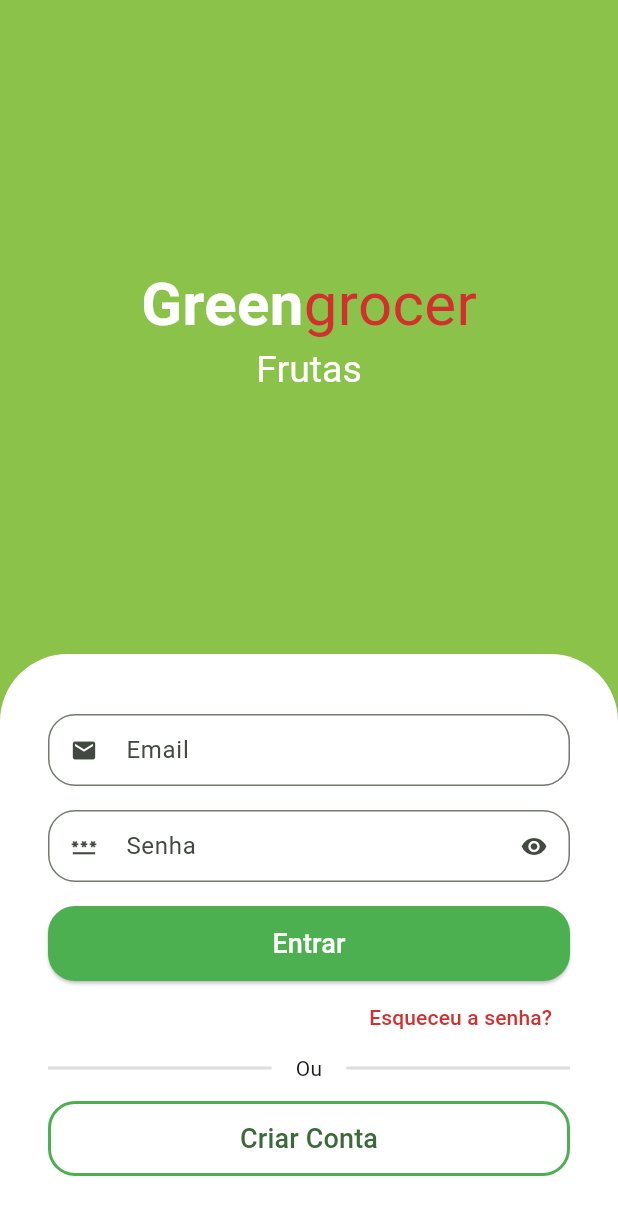
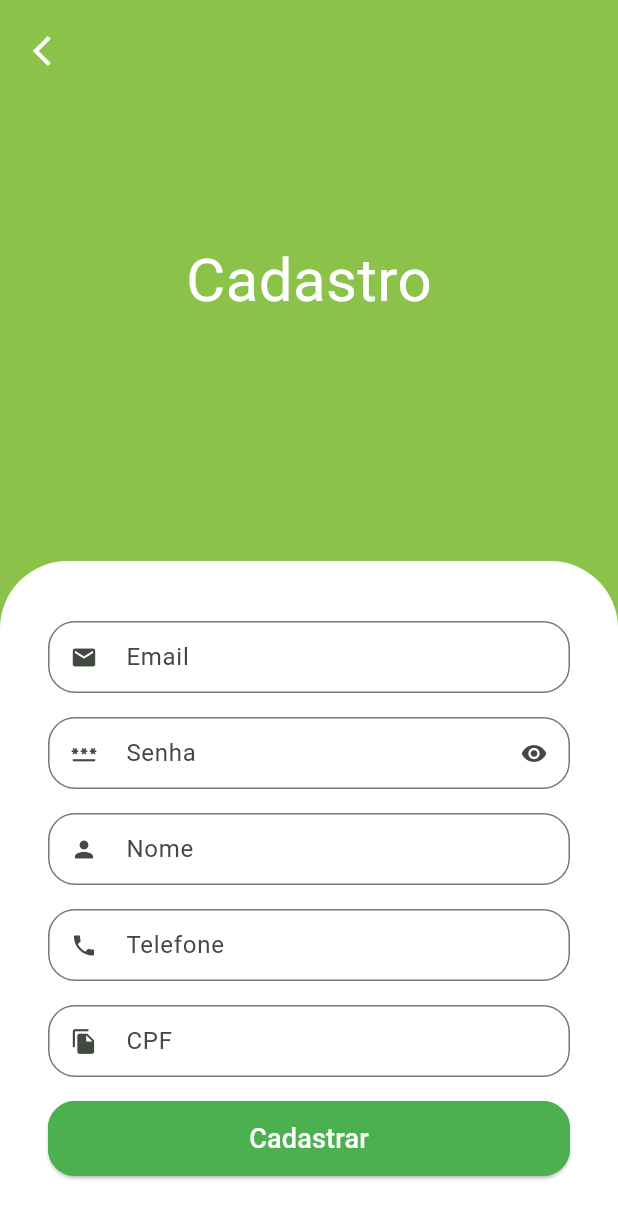
Before and after one commit to felipe-sousa/greengrocer-strattodev, a Flutter app: the screen it shows after launch, after a tap on "Criar Conta", on a phone screen of 412 x 824 dp. Shown: the top 1219 px of the screen. Run offline on Flutter 3.47's test engine with Material 2 defaults, Android fonts, the phone set to English and light mode, and no system bars; drawn by our look-alikes of animated_text_kit; our stand-ins replace mask_text_input_formatter.

Commit message:
Created SignUpScreen design

```diff
--- a/greengrocer/lib/src/auth/components/custom_text_field.dart
+++ b/greengrocer/lib/src/auth/components/custom_text_field.dart
@@ -1,11 +1,19 @@
 import 'package:flutter/material.dart';
+import 'package:flutter/services.dart';
 
 class CustomTextField extends StatefulWidget {
   final IconData icon;
   final String label;
   final bool isSecret;
+  final List<TextInputFormatter>? inputFormatters;
 
-  const CustomTextField({super.key, required this.icon, required this.label, this.isSecret = false});
+  const CustomTextField({
+    super.key,
+    required this.icon,
+    required this.label,
+    this.isSecret = false,
+    this.inputFormatters,
+  });
 
   @override
   State<CustomTextField> createState() => _CustomTextFieldState();
@@ -25,6 +33,7 @@ class _CustomTextFieldState extends State<CustomTextField> {
     return Padding(
       padding: const EdgeInsets.only(bottom: 16),
       child: TextField(
+        inputFormatters: widget.inputFormatters,
         decoration: InputDecoration(
           prefixIcon: Icon(widget.icon),
           label: Text(widget.label),
--- a/greengrocer/lib/src/auth/sign_in_screen.dart
+++ b/greengrocer/lib/src/auth/sign_in_screen.dart
@@ -1,6 +1,7 @@
 import 'package:animated_text_kit/animated_text_kit.dart';
 import 'package:flutter/material.dart';
 import 'package:greengrocer/src/auth/components/custom_text_field.dart';
+import 'package:greengrocer/src/auth/sign_up_screen.dart';
 import 'package:greengrocer/src/config/custom_colors.dart';
 
 class SignInScreen extends StatelessWidget {
@@ -155,7 +156,15 @@ class SignInScreen extends StatelessWidget {
                     SizedBox(
                       height: 50,
                       child: OutlinedButton(
-                        onPressed: () {},
+                        onPressed: () {
+                          Navigator.of(context).push(
+                            MaterialPageRoute(
+                              builder: (c) {
+                                return SignUpScreen();
+                              },
+                            ),
+                          );
+                        },
                         style: OutlinedButton.styleFrom(
                           side: const BorderSide(
                             width: 2,
--- /dev/null
+++ b/greengrocer/lib/src/auth/sign_up_screen.dart
@@ -0,0 +1,118 @@
+import 'package:flutter/material.dart';
+import 'package:greengrocer/src/auth/components/custom_text_field.dart';
+import 'package:greengrocer/src/config/custom_colors.dart';
+import 'package:mask_text_input_formatter/mask_text_input_formatter.dart';
+
+class SignUpScreen extends StatelessWidget {
+  SignUpScreen({super.key});
+
+  final cpfFormatter = MaskTextInputFormatter(mask: '###.###.###-##', filter: {'#': RegExp(r'[0-9]')});
+  final phoneFormatter = MaskTextInputFormatter(mask: '(##) #####-####', filter: {'#': RegExp(r'[0-9]')});
+
+  @override
+  Widget build(BuildContext context) {
+    final size = MediaQuery.of(context).size;
+
+    return Scaffold(
+      backgroundColor: CustomColors.customSwatchColor,
+      body: SingleChildScrollView(
+        child: SizedBox(
+          height: size.height,
+          width: size.width,
+          child: Stack(
+            children: [
+              Column(
+                children: [
+                  // Texto 'Cadastro'
+                  const Expanded(
+                    child: Center(
+                      child: Text(
+                        'Cadastro',
+                        style: TextStyle(fontSize: 40, color: Colors.white),
+                      ),
+                    ),
+                  ),
+
+                  // Form de Cadastro
+                  Container(
+                    decoration: const BoxDecoration(
+                      color: Colors.white,
+                      borderRadius: BorderRadius.vertical(
+                        top: Radius.circular(45),
+                      ),
+                    ),
+                    padding: const EdgeInsets.symmetric(
+                      horizontal: 32,
+                      vertical: 40,
+                    ),
+                    child: Column(
+                      crossAxisAlignment: CrossAxisAlignment.stretch,
+                      children: [
+                        const CustomTextField(
+                          icon: Icons.email,
+                          label: 'Email',
+                        ),
+                        const CustomTextField(
+                          icon: Icons.password,
+                          label: 'Senha',
+                          isSecret: true,
+                        ),
+                        const CustomTextField(
+                          icon: Icons.person,
+                          label: 'Nome',
+                        ),
+                        CustomTextField(
+                          icon: Icons.phone,
+                          label: 'Telefone',
+                          inputFormatters: [phoneFormatter],
+                        ),
+                        CustomTextField(
+                          icon: Icons.file_copy,
+                          label: 'CPF',
+                          inputFormatters: [cpfFormatter],
+                        ),
+
+                        // Botão Cadastrar
+                        SizedBox(
+                          height: 50,
+                          child: ElevatedButton(
+                            onPressed: () {},
+                            style: ElevatedButton.styleFrom(
+                              backgroundColor: Colors.green,
+                              shape: RoundedRectangleBorder(
+                                side: const BorderSide(
+                                  color: Colors.green,
+                                ),
+                                borderRadius: BorderRadius.circular(18),
+                              ),
+                            ),
+                            child: const Text(
+                              'Cadastrar',
+                              style: TextStyle(fontSize: 18, color: Colors.white),
+                            ),
+                          ),
+                        ),
+                      ],
+                    ),
+                  )
+                ],
+              ),
+              Positioned(
+                  top: 10,
+                  left: 10,
+                  child: SafeArea(
+                    child: IconButton(
+                      onPressed: () {
+                        Navigator.of(context).pop();
+                      },
+                      icon: Icon(Icons.arrow_back_ios),
+                      color: Colors.white,
+                    ),
+                  ))
+            ],
+          ),
+        ),
+      ),
+    );
+  }
+}
--- a/greengrocer/pubspec.yaml
+++ b/greengrocer/pubspec.yaml
@@ -37,6 +37,7 @@ dependencies:
   cupertino_icons: ^1.0.2
 
   animated_text_kit: ^4.2.2
+  mask_text_input_formatter: ^2.5.0
 
 dev_dependencies:
   flutter_test:
```
